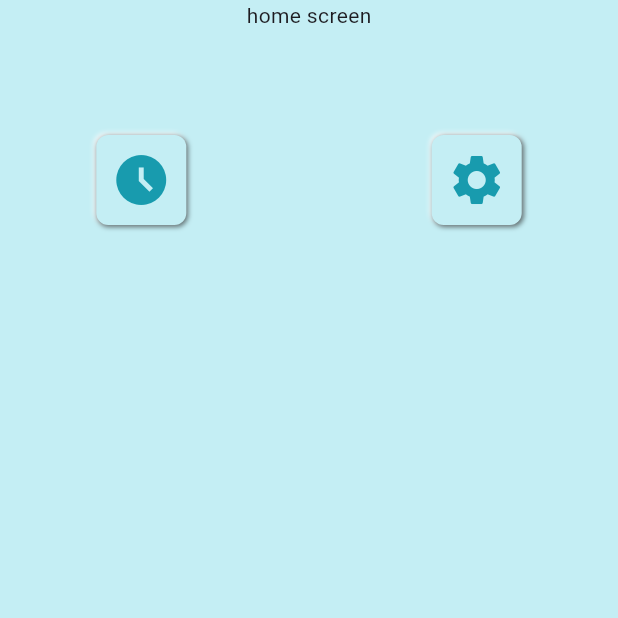
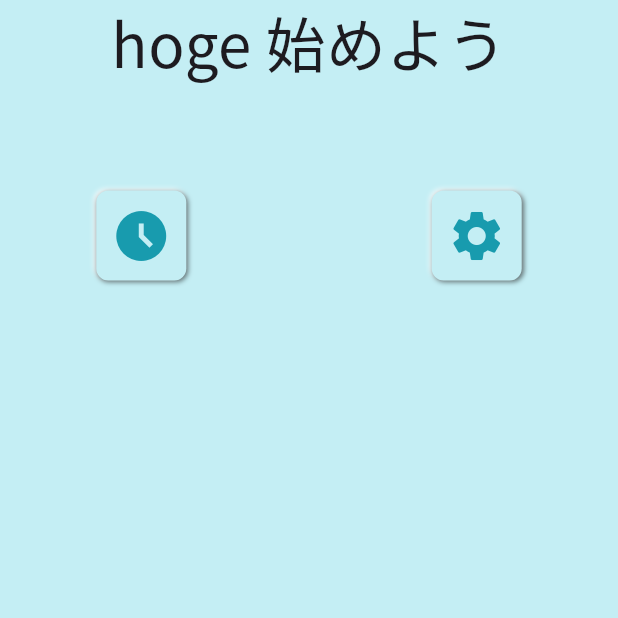
Before and after one commit to rarzyu/PomodoroTimer, a Flutter app: the screen it shows after launch, on a phone screen of 412 x 824 dp, the top half of it. Run offline on Flutter 3.47's test engine with Material 3 defaults, Android fonts, the phone set to English and light mode, and no system bars; drawn by our look-alikes of flutter_neumorphic, google_mobile_ads; our stand-ins replace flutter_dotenv; network calls fail.

Commit message:
フォント導入時

```diff
--- a/lib/ components/footer_component.dart
+++ b/lib/ components/footer_component.dart
@@ -5,13 +5,19 @@ import 'package:pomodoro_timer/constants/dimens.dart';
 import 'package:flutter_neumorphic/flutter_neumorphic.dart';
 import 'package:pomodoro_timer/controllers/ad_controller.dart';
 import 'package:pomodoro_timer/controllers/footer_controller.dart';
-import 'package:pomodoro_timer/utils/navigate_util.dart';
 
 /// 共通フッター
 /// - 画面遷移と広告の表示を行う
 class FooterComponent extends StatelessWidget {
   final AdController adController = AdController();
   final FooterController footerController = FooterController();
+
+  // アイコンサイズ
+  static const double iconSize = 40;
+  // アイコンマージン
+  static const EdgeInsets iconMargin = EdgeInsets.all(20);
+  // アイコンパディング
+  static const EdgeInsets iconPadding = EdgeInsets.all(10);
 
   /// フッター全体
   @override
@@ -55,13 +61,13 @@ class FooterComponent extends StatelessWidget {
   /// ホーム画面アイコン
   Widget HomeIcon(BuildContext context) {
     return NeumorphicButton(
-      padding: AppDimens.footerIconPadding,
-      margin: AppDimens.footerIconMargin,
+      padding: iconPadding,
+      margin: iconMargin,
       style: AppDimens.defaultNeumorphicStyle,
       child: Icon(
         Icons.access_time_filled_sharp,
         color: AppColors.baseObject,
-        size: AppDimens.footerIconSize,
+        size: iconSize,
       ),
       onPressed: () {
         footerController.navigateTo(context, "/");
@@ -72,13 +78,13 @@ class FooterComponent extends StatelessWidget {
   /// 設定画面アイコン
   Widget SettingIcon(BuildContext context) {
     return NeumorphicButton(
-      padding: AppDimens.footerIconPadding,
-      margin: AppDimens.footerIconMargin,
+      padding: iconPadding,
+      margin: iconMargin,
       style: AppDimens.defaultNeumorphicStyle,
       child: Icon(
         Icons.settings,
         color: AppColors.baseObject,
-        size: AppDimens.footerIconSize,
+        size: iconSize,
       ),
       onPressed: () {
         footerController.navigateTo(context, "/setting");
--- a/lib/ components/home/status_text_component.dart
+++ b/lib/ components/home/status_text_component.dart
@@ -0,0 +1,19 @@
+import 'package:flutter/material.dart';
+
+/// ステータステキスト
+class StatusTextComponent extends StatelessWidget {
+  /// ステータステキスト
+  @override
+  Widget build(BuildContext context) {
+    return Container(
+      child: Text(
+        'hoge 始めよう',
+        style: TextStyle(
+          fontSize: 40,
+          fontFamily: 'Noto Sans JP',
+          fontWeight: FontWeight.w100,
+        ),
+      ),
+    );
+  }
+}
--- /dev/null
+++ b/lib/ components/home/timer_progress_component.dart
@@ -0,0 +1,7 @@
+
+import 'package:flutter/material.dart';
+
+/// タイマー部分
+class TimerProgressComponent extends StatelessWidget{
+
+}
--- a/lib/constants/dimens.dart
+++ b/lib/constants/dimens.dart
@@ -2,6 +2,7 @@ import 'package:flutter_neumorphic/flutter_neumorphic.dart';
 
 /// UIの定義
 /// 画面のサイズやマージン、パディングなどの定義
+/// - 各画面でしか使わない定義はここに書かない
 class AppDimens {
 
   // ##ニューモーフィズム
@@ -12,14 +13,8 @@ class AppDimens {
   );
 
   // ##サイズ
-  // フッターアイコンサイズ
-  static const double footerIconSize = 40;
 
   // ##マージン
-  // フッターアイコンマージン
-  static const EdgeInsets footerIconMargin = EdgeInsets.all(20);
 
   // ##パディング
-  // フッターアイコンパディング
-  static const EdgeInsets footerIconPadding = EdgeInsets.all(10);
 }
--- a/lib/pages/home_page.dart
+++ b/lib/pages/home_page.dart
@@ -1,5 +1,6 @@
 import 'package:flutter/material.dart';
 import 'package:pomodoro_timer/%20components/footer_component.dart';
+import 'package:pomodoro_timer/%20components/home/status_text_component.dart';
 
 /// ホーム画面
 class HomePage extends StatelessWidget {
@@ -7,12 +8,10 @@ class HomePage extends StatelessWidget {
   Widget build(BuildContext context) {
     return Scaffold(
       body: SafeArea(
-        child: Column(
-          children: [
-            Text('home screen'),
-            FooterComponent(),
-            ]
-        ),
+        child: Column(children: [
+          StatusTextComponent(),
+          FooterComponent(),
+        ]),
       ),
     );
   }
```
Also changed, not shown: pubspec.yaml (+9 -11 lines), 4 other files.
